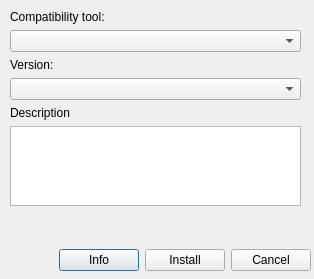
Old version of the form pupgui2/resources/ui/pupgui2_ctinstalldialog.ui in the repository DavidoTek/ProtonUp-Qt.
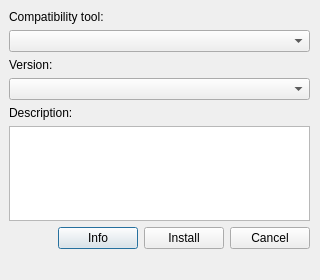
New version of the form.

Commit message:
Install dialog UI fixes
Also some changes to pupgui2installdialog logic and pupgui2 cleanups

Diff of the .ui file:
```diff
--- a/pupgui2/resources/ui/pupgui2_ctinstalldialog.ui
+++ b/pupgui2/resources/ui/pupgui2_ctinstalldialog.ui
@@ -6,14 +6,20 @@
    <rect>
     <x>0</x>
     <y>0</y>
-    <width>314</width>
-    <height>279</height>
+    <width>320</width>
+    <height>280</height>
    </rect>
   </property>
+  <property name="minimumSize">
+   <size>
+    <width>320</width>
+    <height>280</height>
+   </size>
+  </property>
   <property name="maximumSize">
    <size>
-    <width>314</width>
-    <height>279</height>
+    <width>320</width>
+    <height>280</height>
    </size>
   </property>
   <property name="windowTitle">
@@ -22,62 +28,19 @@
   <property name="modal">
    <bool>true</bool>
   </property>
-  <widget class="QWidget" name="horizontalLayoutWidget">
-   <property name="geometry">
-    <rect>
-     <x>10</x>
-     <y>240</y>
-     <width>301</width>
-     <height>41</height>
-    </rect>
-   </property>
-   <layout class="QHBoxLayout" name="button_box">
-    <item>
-     <spacer name="horizontalSpacer">
-      <property name="orientation">
-       <enum>Qt::Horizontal</enum>
-      </property>
-      <property name="sizeHint" stdset="0">
-       <size>
-        <width>40</width>
-        <height>20</height>
-       </size>
-      </property>
-     </spacer>
-    </item>
-    <item>
-     <widget class="QPushButton" name="btnInfo">
-      <property name="text">
-       <string>Info</string>
-      </property>
-     </widget>
-    </item>
-    <item>
-     <widget class="QPushButton" name="btnInstall">
-      <property name="text">
-       <string>Install</string>
-      </property>
-     </widget>
-    </item>
-    <item>
-     <widget class="QPushButton" name="btnCancel">
-      <property name="text">
-       <string>Cancel</string>
-      </property>
-     </widget>
-    </item>
-   </layout>
-  </widget>
   <widget class="QWidget" name="verticalLayoutWidget">
    <property name="geometry">
     <rect>
-     <x>10</x>
+     <x>9</x>
      <y>10</y>
-     <width>291</width>
-     <height>221</height>
+     <width>301</width>
+     <height>301</height>
     </rect>
    </property>
    <layout class="QVBoxLayout" name="verticalLayout">
+    <property name="sizeConstraint">
+     <enum>QLayout::SetDefaultConstraint</enum>
+    </property>
     <item>
      <widget class="QLabel" name="lblCompatTool">
       <property name="text">
@@ -105,7 +68,7 @@
     <item>
      <widget class="QLabel" name="lblTxtDescription">
       <property name="text">
-       <string>Description</string>
+       <string>Description:</string>
       </property>
      </widget>
     </item>
@@ -122,6 +85,44 @@
       </property>
      </widget>
     </item>
+    <item>
+     <layout class="QHBoxLayout" name="button_box">
+      <item>
+       <spacer name="horizontalSpacer">
+        <property name="orientation">
+         <enum>Qt::Horizontal</enum>
+        </property>
+        <property name="sizeHint" stdset="0">
+         <size>
+          <width>40</width>
+          <height>20</height>
+         </size>
+        </property>
+       </spacer>
+      </item>
+      <item>
+       <widget class="QPushButton" name="btnInfo">
+        <property name="text">
+         <string>Info</string>
+        </property>
+       </widget>
+      </item>
+      <item>
+       <widget class="QPushButton" name="btnInstall">
+        <property name="text">
+         <string>Install</string>
+        </property>
+       </widget>
+      </item>
+      <item>
+       <widget class="QPushButton" name="btnCancel">
+        <property name="text">
+         <string>Cancel</string>
+        </property>
+       </widget>
+      </item>
+     </layout>
+    </item>
     <item>
      <spacer name="verticalSpacer">
       <property name="orientation">
```
The commit also changes 2 other files.
